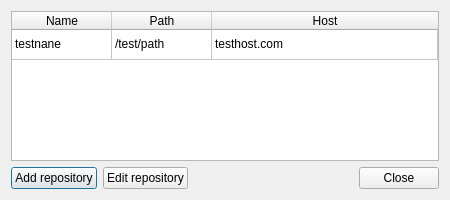
Above: qboprox/repositories.ui from alexbarcelo/boprox before the change. Below: the same form after it.
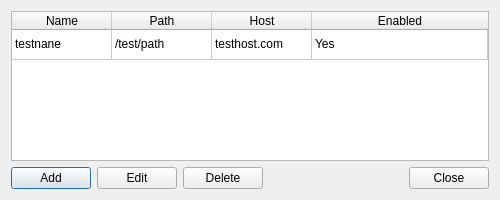
That is the form after the change.

Commit message: More work in repositories list and configuration

```diff
--- a/qboprox/repositories.ui
+++ b/qboprox/repositories.ui
@@ -6,19 +6,19 @@
    <rect>
     <x>0</x>
     <y>0</y>
-    <width>450</width>
+    <width>500</width>
     <height>200</height>
    </rect>
   </property>
   <property name="minimumSize">
    <size>
-    <width>450</width>
+    <width>500</width>
     <height>200</height>
    </size>
   </property>
   <property name="maximumSize">
    <size>
-    <width>450</width>
+    <width>500</width>
     <height>200</height>
    </size>
   </property>
@@ -78,6 +78,11 @@
        <string>Host</string>
       </property>
      </column>
+     <column>
+      <property name="text">
+       <string>Enabled</string>
+      </property>
+     </column>
      <item row="0" column="0">
       <property name="text">
        <string>testnane</string>
@@ -93,6 +98,11 @@
        <string>testhost.com</string>
       </property>
      </item>
+     <item row="0" column="3">
+      <property name="text">
+       <string>Yes</string>
+      </property>
+     </item>
     </widget>
    </item>
    <item>
@@ -100,14 +110,21 @@
      <item>
       <widget class="QPushButton" name="addButton">
        <property name="text">
-        <string>Add repository</string>
+        <string>Add</string>
        </property>
       </widget>
      </item>
      <item>
       <widget class="QPushButton" name="editButton">
        <property name="text">
-        <string>Edit repository</string>
+        <string>Edit</string>
+       </property>
+      </widget>
+     </item>
+     <item>
+      <widget class="QPushButton" name="delButton">
+       <property name="text">
+        <string>Delete</string>
        </property>
       </widget>
      </item>
```
The commit also changes 5 other files.
